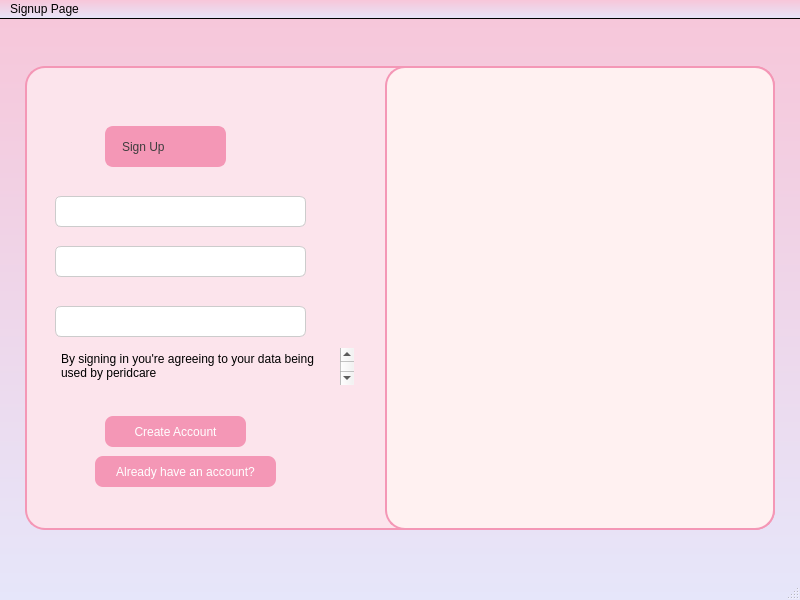
sangya23/Periodcare, file signup.ui: the form before one commit.
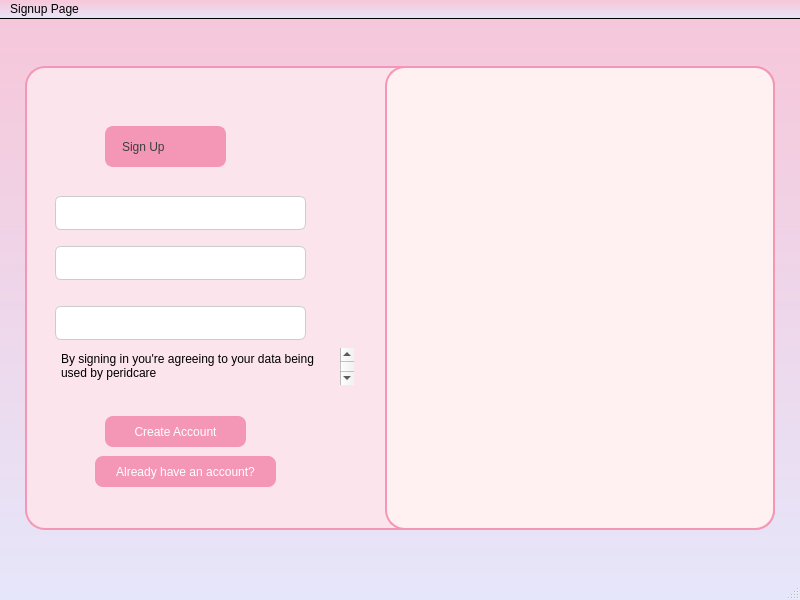
The form after the commit. Icons and pictures are not drawn.

Diff of the .ui file:
```diff
--- a/signup.ui
+++ b/signup.ui
@@ -297,7 +297,7 @@
          <x>30</x>
          <y>240</y>
          <width>251</width>
-         <height>31</height>
+         <height>34</height>
         </rect>
        </property>
        <property name="styleSheet">
@@ -318,7 +318,7 @@
          <x>30</x>
          <y>130</y>
          <width>251</width>
-         <height>31</height>
+         <height>34</height>
         </rect>
        </property>
        <property name="styleSheet">
@@ -339,7 +339,7 @@
          <x>30</x>
          <y>180</y>
          <width>251</width>
-         <height>31</height>
+         <height>34</height>
         </rect>
        </property>
        <property name="styleSheet">
```
